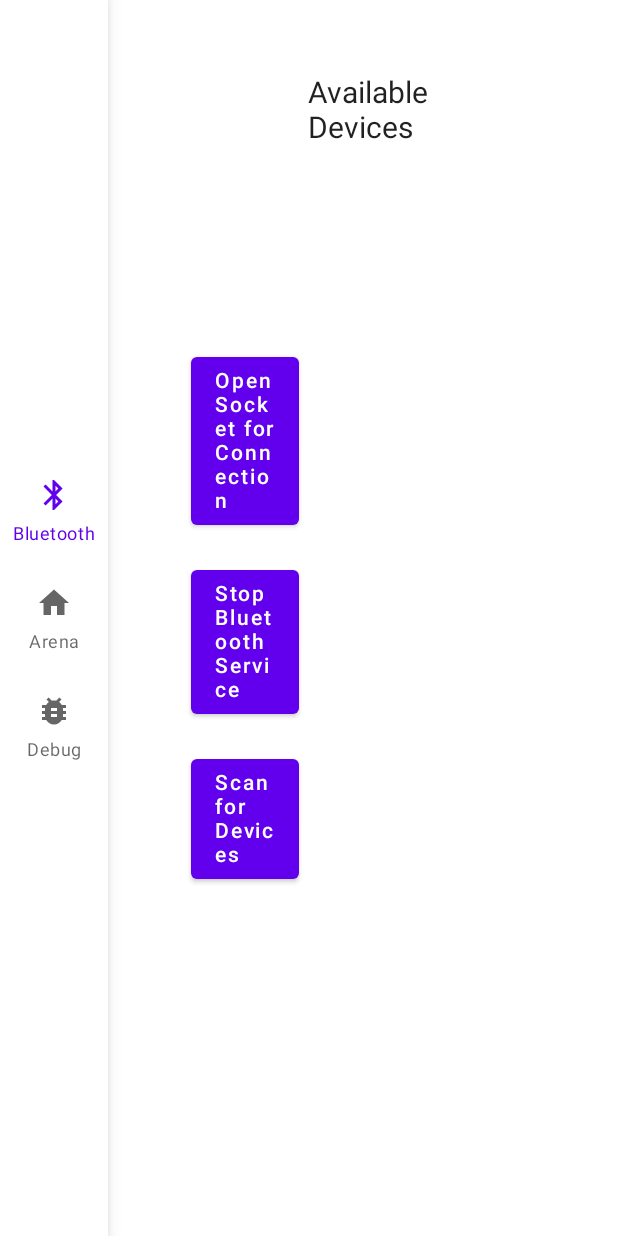
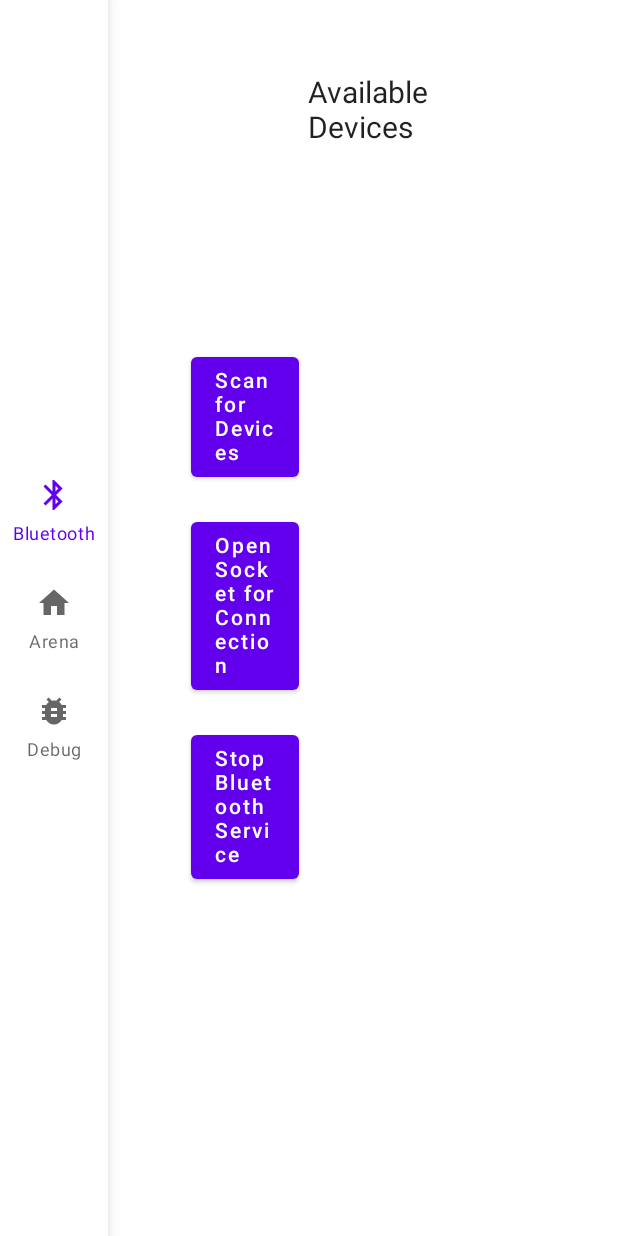
Before and after one commit to NTU-MDP-Group-15/MDP, an Android app built with Jetpack Compose: the BluetoothScreen screen opened through its navigation route, on a phone screen of 412 x 824 dp. Run offline under Robolectric (Android 15) with nearby library versions, the phone set to English and light mode, and no system bars.

Commit message:
only shown scanned bluetooth devices with a name

```diff
--- a/Android/Code/app/src/main/java/com/example/code/ui/screens/bluetooth/BluetoothScreen.kt
+++ b/Android/Code/app/src/main/java/com/example/code/ui/screens/bluetooth/BluetoothScreen.kt
@@ -9,6 +9,7 @@ import androidx.compose.material.Button
 import androidx.compose.material.Card
 import androidx.compose.material.Text
 import androidx.compose.runtime.*
+import androidx.compose.ui.Alignment
 import androidx.compose.ui.Modifier
 import androidx.compose.ui.unit.dp
 import androidx.compose.ui.unit.sp
@@ -34,6 +35,12 @@ fun BluetoothScreen(
             verticalArrangement = Arrangement.Center
         ) {
             Button(
+                onClick = { bluetoothService.scan() }
+            ) {
+                Text(text = "Scan for Devices")
+            }
+            Spacer(modifier = Modifier.height(30.dp))
+            Button(
                 onClick = { bluetoothService.start() }
             ) {
                 Text(text = "Open Socket for Connection")
@@ -44,17 +51,13 @@ fun BluetoothScreen(
             ) {
                 Text(text = "Stop Bluetooth Service")
             }
-            Spacer(modifier = Modifier.height(30.dp))
-            Button(
-                onClick = { bluetoothService.scan() }
-            ) {
-                Text(text = "Scan for Devices")
-            }
         }
         Column(
-            modifier = Modifier.fillMaxWidth(0.9f)
+            modifier = Modifier.fillMaxWidth(0.9f),
+            horizontalAlignment = Alignment.CenterHorizontally
         ) {
             Text(text = "Available Devices", fontSize = 20.sp)
+            Spacer(modifier = Modifier.height(30.dp))
             LazyColumn(
                 devices = bluetoothUiState.discoveredDevices.toList(),
                 service = bluetoothService
@@ -69,13 +72,17 @@ fun LazyColumn(
     devices: List<BluetoothDevice>,
     service: BluetoothService
 ) {
+    val filteredDevices = devices.filter { it.name != null }
     LazyColumn(
-        modifier = Modifier.fillMaxHeight(0.8f)
+        modifier = Modifier
+            .fillMaxHeight(1f)
+            .fillMaxWidth(1f)
     ) {
-        items(devices) { device ->
+        items(filteredDevices) { device ->
             Card(
                 modifier = Modifier
-                    .padding(horizontal = 10.dp, vertical = 5.dp),
+                    .padding(horizontal = 10.dp, vertical = 5.dp)
+                    .fillMaxWidth(1f),
                 elevation = 10.dp
             ) {
                 Column(
```
